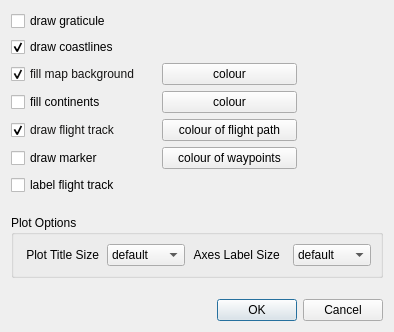
Above: mslib/msui/ui/ui_topview_mapappearance.ui from Open-MSS/MSS before the change. Below: the same form after it.
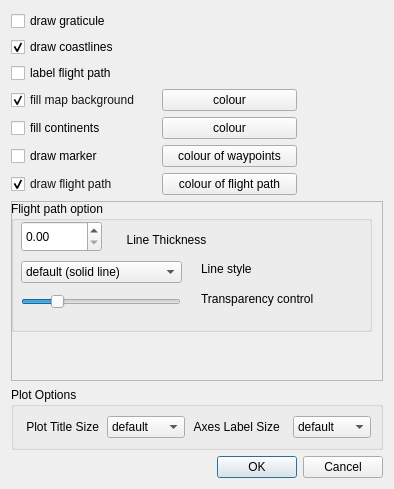
That is the form after the change.

Commit message: UI and line thickness

Patch:
```diff
--- a/mslib/msui/ui/ui_topview_mapappearance.ui
+++ b/mslib/msui/ui/ui_topview_mapappearance.ui
@@ -7,7 +7,7 @@
     <x>0</x>
     <y>0</y>
     <width>394</width>
-    <height>332</height>
+    <height>489</height>
    </rect>
   </property>
   <property name="sizePolicy">
@@ -37,6 +37,13 @@
      </property>
     </widget>
    </item>
+   <item>
+    <widget class="QCheckBox" name="cbLabelFlightTrack">
+     <property name="text">
+      <string>label flight path</string>
+     </property>
+    </widget>
+   </item>
    <item>
     <layout class="QHBoxLayout" name="horizontalLayout">
      <item>
@@ -262,125 +269,6 @@
      </item>
     </layout>
    </item>
-   <item>
-    <layout class="QHBoxLayout" name="horizontalLayout_3">
-     <item>
-      <widget class="QCheckBox" name="cbDrawFlightTrack">
-       <property name="enabled">
-        <bool>true</bool>
-       </property>
-       <property name="sizePolicy">
-        <sizepolicy hsizetype="Minimum" vsizetype="Fixed">
-         <horstretch>0</horstretch>
-         <verstretch>0</verstretch>
-        </sizepolicy>
-       </property>
-       <property name="minimumSize">
-        <size>
-         <width>145</width>
-         <height>0</height>
-        </size>
-       </property>
-       <property name="palette">
-        <palette>
-         <active>
-          <colorrole role="WindowText">
-           <brush brushstyle="SolidPattern">
-            <color alpha="255">
-             <red>20</red>
-             <green>19</green>
-             <blue>18</blue>
-            </color>
-           </brush>
-          </colorrole>
-          <colorrole role="ButtonText">
-           <brush brushstyle="SolidPattern">
-            <color alpha="255">
-             <red>20</red>
-             <green>19</green>
-             <blue>18</blue>
-            </color>
-           </brush>
-          </colorrole>
-         </active>
-         <inactive>
-          <colorrole role="WindowText">
-           <brush brushstyle="SolidPattern">
-            <color alpha="255">
-             <red>20</red>
-             <green>19</green>
-             <blue>18</blue>
-            </color>
-           </brush>
-          </colorrole>
-          <colorrole role="ButtonText">
-           <brush brushstyle="SolidPattern">
-            <color alpha="255">
-             <red>20</red>
-             <green>19</green>
-             <blue>18</blue>
-            </color>
-           </brush>
-          </colorrole>
-         </inactive>
-         <disabled>
-          <colorrole role="WindowText">
-           <brush brushstyle="SolidPattern">
-            <color alpha="255">
-             <red>0</red>
-             <green>0</green>
-             <blue>0</blue>
-            </color>
-           </brush>
-          </colorrole>
-          <colorrole role="ButtonText">
-           <brush brushstyle="SolidPattern">
-            <color alpha="255">
-             <red>173</red>
-             <green>173</green>
-             <blue>173</blue>
-            </color>
-           </brush>
-          </colorrole>
-         </disabled>
-        </palette>
-       </property>
-       <property name="text">
-        <string>draw flight track</string>
-       </property>
-       <property name="checked">
-        <bool>true</bool>
-       </property>
-      </widget>
-     </item>
-     <item>
-      <widget class="QPushButton" name="btVerticesColour">
-       <property name="minimumSize">
-        <size>
-         <width>135</width>
-         <height>0</height>
-        </size>
-       </property>
-       <property name="text">
-        <string>colour of flight path</string>
-       </property>
-      </widget>
-     </item>
-     <item>
-      <spacer name="horizontalSpacer_3">
-       <property name="orientation">
-        <enum>Qt::Horizontal</enum>
-       </property>
-       <property name="sizeHint" stdset="0">
-        <size>
-         <width>40</width>
-         <height>20</height>
-        </size>
-       </property>
-      </spacer>
-     </item>
-    </layout>
-   </item>
    <item>
     <layout class="QHBoxLayout" name="horizontalLayout_5">
      <item>
@@ -428,28 +316,256 @@
     </layout>
    </item>
    <item>
-    <layout class="QHBoxLayout" name="horizontalLayout_4">
+    <layout class="QHBoxLayout" name="horizontalLayout_3">
      <item>
-      <widget class="QCheckBox" name="cbLabelFlightTrack">
+      <widget class="QCheckBox" name="cbDrawFlightTrack">
+       <property name="enabled">
+        <bool>true</bool>
+       </property>
+       <property name="sizePolicy">
+        <sizepolicy hsizetype="Minimum" vsizetype="Fixed">
+         <horstretch>0</horstretch>
+         <verstretch>0</verstretch>
+        </sizepolicy>
+       </property>
+       <property name="minimumSize">
+        <size>
+         <width>145</width>
+         <height>0</height>
+        </size>
+       </property>
+       <property name="palette">
+        <palette>
+         <active>
+          <colorrole role="WindowText">
+           <brush brushstyle="SolidPattern">
+            <color alpha="255">
+             <red>20</red>
+             <green>19</green>
+             <blue>18</blue>
+            </color>
+           </brush>
+          </colorrole>
+          <colorrole role="ButtonText">
+           <brush brushstyle="SolidPattern">
+            <color alpha="255">
+             <red>20</red>
+             <green>19</green>
+             <blue>18</blue>
+            </color>
+           </brush>
+          </colorrole>
+         </active>
+         <inactive>
+          <colorrole role="WindowText">
+           <brush brushstyle="SolidPattern">
+            <color alpha="255">
+             <red>20</red>
+             <green>19</green>
+             <blue>18</blue>
+            </color>
+           </brush>
+          </colorrole>
+          <colorrole role="ButtonText">
+           <brush brushstyle="SolidPattern">
+            <color alpha="255">
+             <red>20</red>
+             <green>19</green>
+             <blue>18</blue>
+            </color>
+           </brush>
+          </colorrole>
+         </inactive>
+         <disabled>
+          <colorrole role="WindowText">
+           <brush brushstyle="SolidPattern">
+            <color alpha="255">
+             <red>0</red>
+             <green>0</green>
+             <blue>0</blue>
+            </color>
+           </brush>
+          </colorrole>
+          <colorrole role="ButtonText">
+           <brush brushstyle="SolidPattern">
+            <color alpha="255">
+             <red>173</red>
+             <green>173</green>
+             <blue>173</blue>
+            </color>
+           </brush>
+          </colorrole>
+         </disabled>
+        </palette>
+       </property>
        <property name="text">
-        <string>label flight track</string>
+        <string>draw flight path</string>
        </property>
+       <property name="checked">
+        <bool>true</bool>
+       </property>
       </widget>
      </item>
+     <item>
+      <widget class="QPushButton" name="btVerticesColour">
+       <property name="minimumSize">
+        <size>
+         <width>135</width>
+         <height>0</height>
+        </size>
+       </property>
+       <property name="text">
+        <string>colour of flight path</string>
+       </property>
+      </widget>
+     </item>
+     <item>
+      <spacer name="horizontalSpacer_3">
+       <property name="orientation">
+        <enum>Qt::Horizontal</enum>
+       </property>
+       <property name="sizeHint" stdset="0">
+        <size>
+         <width>40</width>
+         <height>20</height>
+        </size>
+       </property>
+      </spacer>
+     </item>
     </layout>
    </item>
    <item>
-    <spacer name="verticalSpacer_2">
-     <property name="orientation">
-      <enum>Qt::Vertical</enum>
+    <layout class="QHBoxLayout" name="horizontalLayout_4"/>
+   </item>
+   <item>
+    <widget class="QFrame" name="frame">
+     <property name="sizePolicy">
+      <sizepolicy hsizetype="Preferred" vsizetype="Preferred">
+       <horstretch>100</horstretch>
+       <verstretch>200</verstretch>
+      </sizepolicy>
      </property>
-     <property name="sizeHint" stdset="0">
-      <size>
-       <width>20</width>
-       <height>40</height>
-      </size>
+     <property name="frameShape">
+      <enum>QFrame::StyledPanel</enum>
      </property>
-    </spacer>
+     <property name="frameShadow">
+      <enum>QFrame::Raised</enum>
+     </property>
+     <widget class="QSlider" name="horizontalSlider">
+      <property name="geometry">
+       <rect>
+        <x>10</x>
+        <y>90</y>
+        <width>160</width>
+        <height>22</height>
+       </rect>
+      </property>
+      <property name="value">
+       <number>20</number>
+      </property>
+      <property name="orientation">
+       <enum>Qt::Horizontal</enum>
+      </property>
+     </widget>
+     <widget class="QLabel" name="label_3">
+      <property name="geometry">
+       <rect>
+        <x>190</x>
+        <y>90</y>
+        <width>131</width>
+        <height>16</height>
+       </rect>
+      </property>
+      <property name="text">
+       <string>Transparency control</string>
+      </property>
+     </widget>
+     <widget class="QGroupBox" name="groupBox_2">
+      <property name="geometry">
+       <rect>
+        <x>0</x>
+        <y>0</y>
+        <width>361</width>
+        <height>131</height>
+       </rect>
+      </property>
+      <property name="title">
+       <string>Flight path option</string>
+      </property>
+      <widget class="QComboBox" name="comboBox">
+       <property name="geometry">
+        <rect>
+         <x>10</x>
+         <y>60</y>
+         <width>161</width>
+         <height>22</height>
+        </rect>
+       </property>
+       <item>
+        <property name="text">
+         <string>default (solid line)</string>
+        </property>
+       </item>
+       <item>
+        <property name="text">
+         <string>dashed line</string>
+        </property>
+       </item>
+       <item>
+        <property name="text">
+         <string>dotted</string>
+        </property>
+       </item>
+       <item>
+        <property name="text">
+         <string>dashdot</string>
+        </property>
+       </item>
+      </widget>
+      <widget class="QLabel" name="label_4">
+       <property name="geometry">
+        <rect>
+         <x>190</x>
+         <y>60</y>
+         <width>61</width>
+         <height>16</height>
+        </rect>
+       </property>
+       <property name="text">
+        <string>Line style</string>
+       </property>
+      </widget>
+      <widget class="QLabel" name="label_2">
+       <property name="geometry">
+        <rect>
+         <x>110</x>
+         <y>30</y>
+         <width>91</width>
+         <height>16</height>
+        </rect>
+       </property>
+       <property name="text">
+        <string>Line Thickness</string>
+       </property>
+       <property name="alignment">
+        <set>Qt::AlignBottom|Qt::AlignHCenter</set>
+       </property>
+      </widget>
+      <widget class="QDoubleSpinBox" name="doubleSpinBox">
+       <property name="geometry">
+        <rect>
+         <x>10</x>
+         <y>20</y>
+         <width>81</width>
+         <height>31</height>
+        </rect>
+       </property>
+      </widget>
+     </widget>
+     <zorder>groupBox_2</zorder>
+     <zorder>horizontalSlider</zorder>
+     <zorder>label_3</zorder>
+    </widget>
    </item>
    <item>
     <widget class="QGroupBox" name="groupBox">
@@ -642,19 +758,6 @@
      </layout>
     </widget>
    </item>
-   <item>
-    <spacer name="verticalSpacer">
-     <property name="orientation">
-      <enum>Qt::Vertical</enum>
-     </property>
-     <property name="sizeHint" stdset="0">
-      <size>
-       <width>20</width>
-       <height>40</height>
-      </size>
-     </property>
-    </spacer>
-   </item>
    <item>
     <widget class="QDialogButtonBox" name="buttonBox">
      <property name="orientation">
```
Left out of the diff: 8 changed lines with no effect on the pictures. The commit also changes 2 other files.
